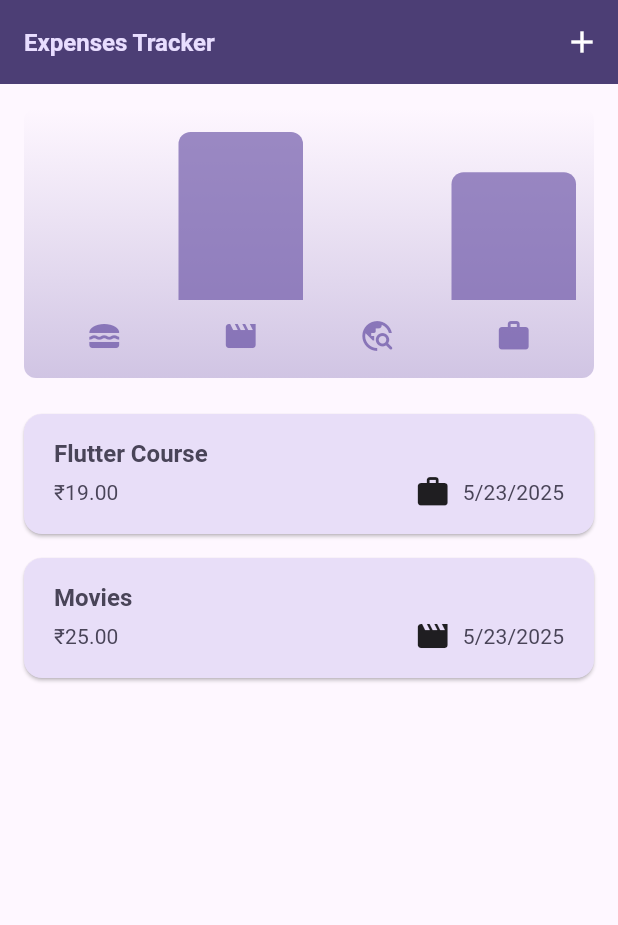
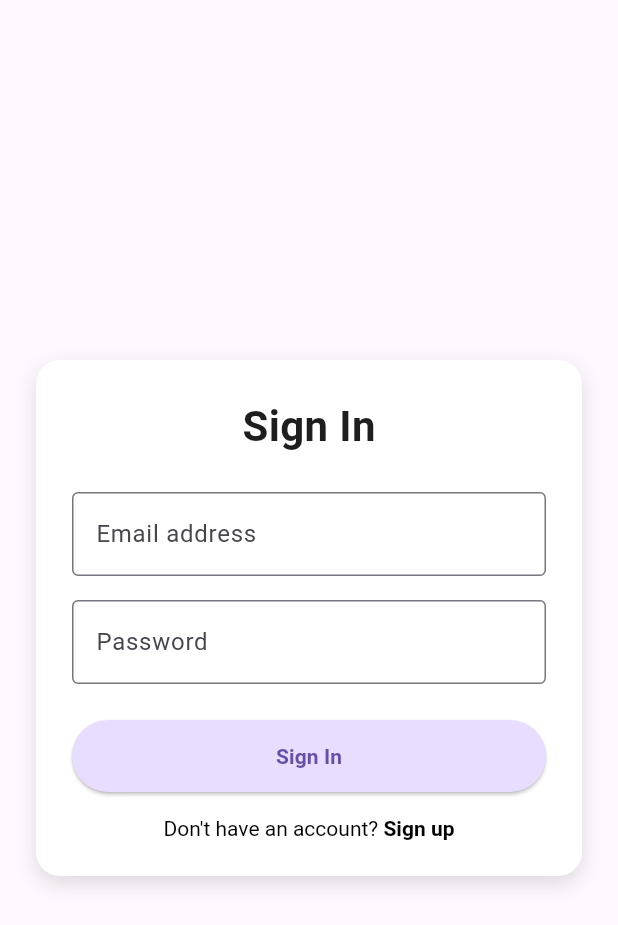
Before and after one commit to DRANZEER/Expense-tracker-app, a Flutter app: the screen it shows after launch, on a phone screen of 412 x 824 dp. Shown: the top 925 px of the screen. Run offline on Flutter 3.47's test engine with Material 3 defaults, Android fonts, the phone set to English and light mode, and no system bars.

Commit message:
added login page and logout page

```diff
--- /dev/null
+++ b/lib/loginpage.dart
@@ -0,0 +1,141 @@
+import 'package:flutter/material.dart';
+import 'signup.dart';
+import 'package:expense_tracker/widgets/expenses.dart';
+
+class LoginPage extends StatefulWidget {
+  const LoginPage({Key? key}) : super(key: key);
+
+  @override
+  State<LoginPage> createState() => _LoginPageState();
+}
+
+class _LoginPageState extends State<LoginPage> {
+  final _formKey = GlobalKey<FormState>();
+  final _emailController = TextEditingController();
+  final _passwordController = TextEditingController();
+
+  void _login() {
+    if (_formKey.currentState!.validate()) {
+      final email = _emailController.text.trim();
+      final password = _passwordController.text;
+
+      if (email == "testuser@gmail.com" && password == "Test@1234") {
+        Navigator.pushReplacement(
+          context,
+          MaterialPageRoute(builder: (context) => Expenses()),
+        );
+      } else {
+        ScaffoldMessenger.of(context).showSnackBar(
+          SnackBar(content: Text('Invalid credentials')),
+        );
+      }
+    }
+  }
+
+  @override
+  Widget build(BuildContext context) {
+    return Scaffold(
+      body: Center(
+        child: SingleChildScrollView(
+          padding: const EdgeInsets.symmetric(horizontal: 24),
+          child: Form(
+            key: _formKey,
+            child: Container(
+              padding: const EdgeInsets.all(24),
+              decoration: BoxDecoration(
+                color: Colors.white,
+                borderRadius: BorderRadius.circular(16),
+                boxShadow: [
+                  BoxShadow(
+                    color: Colors.black12,
+                    blurRadius: 10,
+                    offset: Offset(0, 5),
+                  ),
+                ],
+              ),
+              child: Column(
+                mainAxisSize: MainAxisSize.min,
+                children: [
+                  Text(
+                    'Sign In',
+                    style: TextStyle(fontSize: 28, fontWeight: FontWeight.bold,color: const Color.fromARGB(225, 0, 0, 0)),
+                  ),
+                  SizedBox(height: 24),
+                  TextFormField(
+                    style: TextStyle(color: const Color.fromARGB(205, 0, 0, 0)),
+                    controller: _emailController,
+                    decoration: InputDecoration(
+                      labelText: 'Email address',
+                      border: OutlineInputBorder(),
+                    ),
+                    validator: (value) {
+                      if (value == null || value.isEmpty) return 'Enter email';
+                      final emailRegex =
+                          RegExp(r'^[\w-\.]+@([\w-]+\.)+[\w]{2,4}$');
+                      if (!emailRegex.hasMatch(value))
+                        return 'Invalid email format';
+                      return null;
+                    },
+                  ),
+                  SizedBox(height: 16),
+                  TextFormField(
+                    style: TextStyle(color: const Color.fromARGB(205, 0, 0, 0)),
+                    controller: _passwordController,
+                    obscureText: true,
+                    decoration: InputDecoration(
+                      labelText: 'Password',
+                      border: OutlineInputBorder(),
+                    ),
+                    validator: (value) {
+                      if (value == null || value.isEmpty)
+                        return 'Enter password';
+                      if (value.length < 6) return 'Minimum 6 characters';
+                      return null;
+                    },
+                  ),
+                  SizedBox(height: 24),
+                  SizedBox(
+                    width: double.infinity,
+                    height: 48,
+                    child: ElevatedButton(
+                      onPressed: _login,
+                      style: ElevatedButton.styleFrom(),
+                      child: Text(
+                        'Sign In',
+                        style: TextStyle(fontWeight: FontWeight.bold),
+                      ),
+                    ),
+                  ),
+                  SizedBox(height: 16),
+                  GestureDetector(
+                    onTap: () {
+                      Navigator.push(
+                        context,
+                        MaterialPageRoute(builder: (context) => SignUpPage()),
+                      );
+                    },
+                    child: RichText(
+                      text: TextSpan(
+                        text: "Don't have an account? ",
+                        style: TextStyle(color: Colors.black),
+                        children: [
+                          TextSpan(
+                            text: 'Sign up',
+                            style: TextStyle(
+                              // color: Colors.deepPurple,
+                              fontWeight: FontWeight.bold,
+                            ),
+                          ),
+                        ],
+                      ),
+                    ),
+                  ),
+                ],
+              ),
+            ),
+          ),
+        ),
+      ),
+    );
+  }
+}
--- a/lib/main.dart
+++ b/lib/main.dart
@@ -1,6 +1,7 @@
 import 'package:flutter/material.dart';
 // import 'package:flutter/services.dart';
-import 'package:expense_tracker/widgets/expenses.dart';
+// import 'package:expense_tracker/widgets/expenses.dart';
+import 'loginpage.dart';
 
 var kColorScheme = ColorScheme.fromSeed(
   seedColor: const Color.fromARGB(255, 94, 59, 181),
@@ -16,8 +17,10 @@ void main() {
   // SystemChrome.setPreferredOrientations([
   //   DeviceOrientation.portraitUp,
   // ]).then((fn) {
+  print('hellow');
     runApp(
       MaterialApp(
+        debugShowCheckedModeBanner: false,
         darkTheme: ThemeData.dark().copyWith(
           colorScheme: kDarkColorScheme,
           cardTheme: CardTheme().copyWith(
@@ -53,7 +56,6 @@ void main() {
           ),
         ),
         theme: ThemeData().copyWith(
-          //scaffoldBackgroundColor: Color.fromARGB(255, 151, 168, 233),
           appBarTheme: const AppBarTheme().copyWith(
             backgroundColor: kColorScheme.onPrimaryContainer,
             foregroundColor: kColorScheme.primaryContainer,
@@ -99,7 +101,7 @@ void main() {
           ),
         ),
         themeMode: ThemeMode.system,
-        home: const Expenses(),
+        home: const LoginPage(),
       ),
     );
   // });
--- a/lib/models/expense.dart
+++ b/lib/models/expense.dart
@@ -11,6 +11,8 @@ enum Category {
   travel,
   leisure,
   work,
+  health,
+  mislicious,
 }
 
 const categoryIcons = {
@@ -18,6 +20,8 @@ const categoryIcons = {
   Category.travel: Icons.travel_explore_rounded,
   Category.leisure: Icons.movie,
   Category.work: Icons.work,
+  Category.health: Icons.health_and_safety_rounded,
+  Category.mislicious: Icons.shopping_bag_rounded,
 };
 
 class Expense {
--- /dev/null
+++ b/lib/user_store.dart
@@ -0,0 +1,9 @@
+class User {
+  final String email;
+  final String password;
+
+  User({required this.email, required this.password});
+}
+
+// Global user list
+List<User> registeredUsers = [];
--- a/lib/widgets/chart/chart.dart
+++ b/lib/widgets/chart/chart.dart
@@ -14,6 +14,8 @@ class Chart extends StatelessWidget {
       ExpenseBucket.forCategory(expenses, Category.leisure),
       ExpenseBucket.forCategory(expenses, Category.travel),
       ExpenseBucket.forCategory(expenses, Category.work),
+      ExpenseBucket.forCategory(expenses, Category.health),
+      ExpenseBucket.forCategory(expenses, Category.mislicious),
     ];
   }
 
```
Also changed, not shown: lib/signup.dart (added, +108 -0 lines), lib/widgets/expenses.dart (+69 -10 lines), lib/widgets/new_expenses.dart (+16 -7 lines).
